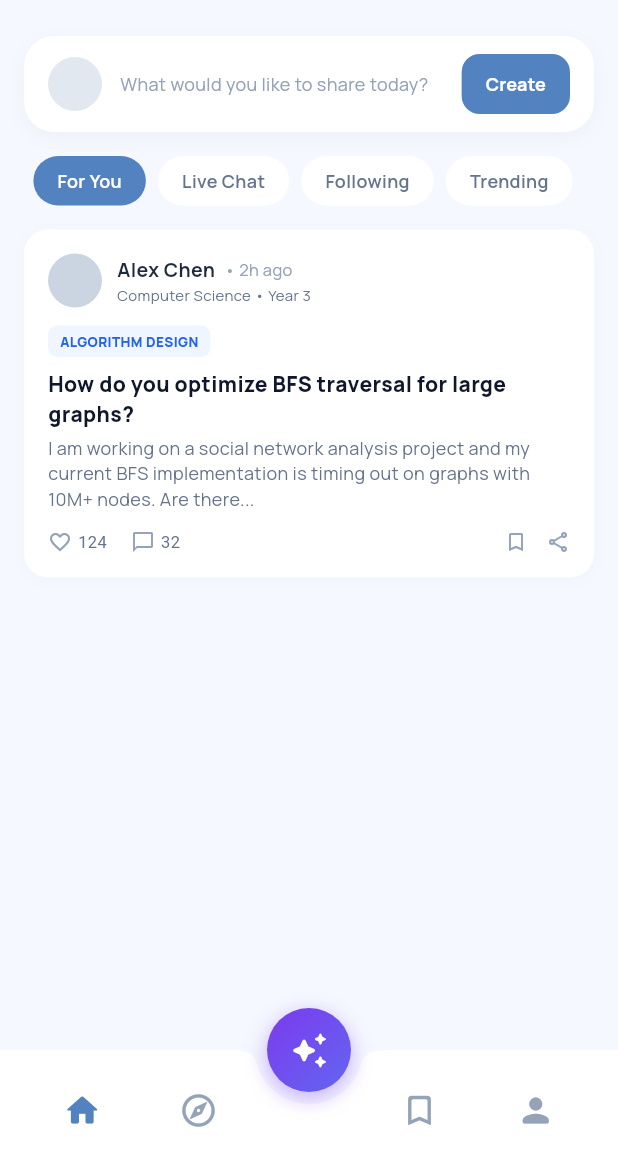
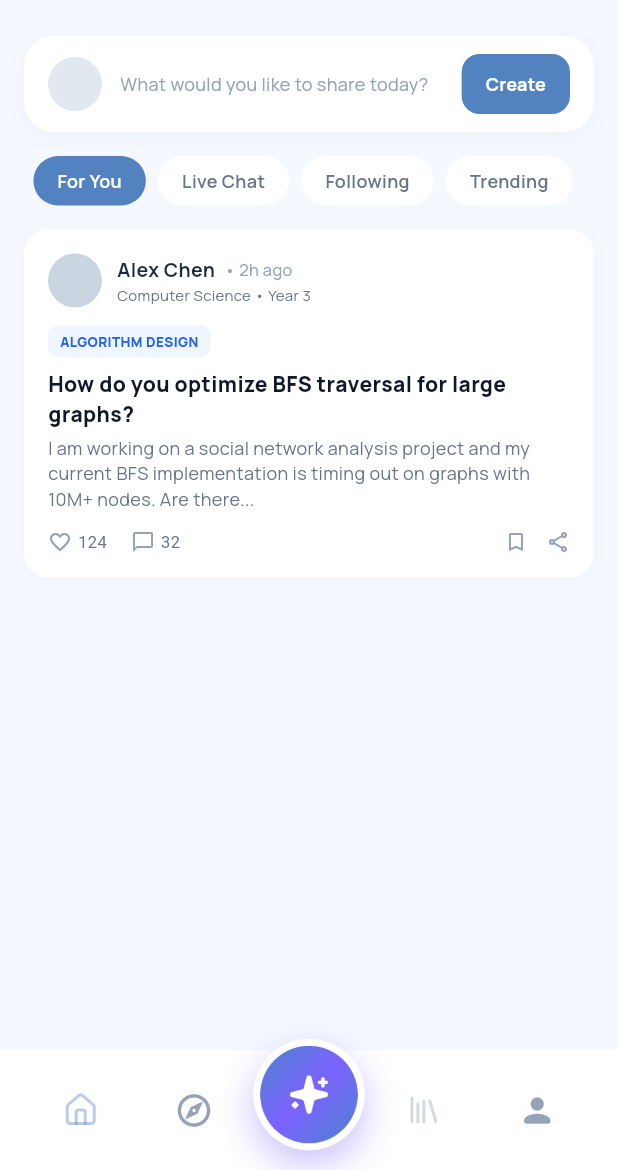
Before and after one commit to revuriii99/bara, a Flutter app: the screen it shows after launch, after a tap on "Skip", after a tap on "Log in with University SSO", on a phone screen of 412 x 824 dp, the part 66-1236 px from its top. Run offline on Flutter 3.47's test engine with Material 3 defaults, Android fonts, the phone set to English and light mode, and no system bars; our stand-ins replace flutter_svg, google_fonts.

Commit message:
main screen 90 percent

```diff
--- a/lib/features/auth/screens/home/home_screen.dart
+++ b/lib/features/auth/screens/home/home_screen.dart
@@ -54,7 +54,7 @@ class HomeScreen extends StatelessWidget {
                 borderRadius: BorderRadius.circular(20),
                 boxShadow: [
                   BoxShadow(
-                    color: Colors.black.withOpacity(0.03),
+                    color: Colors.black.withValues(alpha: 0.03),
                     blurRadius: 10,
                     offset: const Offset(0, 4),
                   ),
@@ -167,7 +167,7 @@ class HomeScreen extends StatelessWidget {
         borderRadius: BorderRadius.circular(16),
         boxShadow: [
           BoxShadow(
-            color: Colors.black.withOpacity(0.02),
+            color: Colors.black.withValues(alpha: 0.02),
             blurRadius: 8,
             offset: const Offset(0, 2),
           ),
--- a/lib/features/auth/screens/home/main_screen.dart
+++ b/lib/features/auth/screens/home/main_screen.dart
@@ -1,4 +1,5 @@
 import 'package:flutter/material.dart';
+import 'package:flutter_svg/flutter_svg.dart';
 import 'home_screen.dart';
 import '../profile/profile_screen.dart';
 import '../discussion/add_discussion_screen.dart';
@@ -41,34 +42,11 @@ class _MainScreenState extends State<MainScreen> {
         children: _screens,
       ),
 
-      floatingActionButtonLocation: FloatingActionButtonLocation.centerDocked,
-      floatingActionButton: Container(
-        height: 56,
-        width: 56,
-        decoration: BoxDecoration(
-          shape: BoxShape.circle,
-          gradient: const LinearGradient(
-            colors: [Color(0xFF7C3AED), Color(0xFF6366F1)],
-            begin: Alignment.topLeft,
-            end: Alignment.bottomRight,
-          ),
-          boxShadow: [
-            BoxShadow(
-              color: const Color(0xFF7C3AED).withOpacity(0.4),
-              blurRadius: 12,
-              offset: const Offset(0, 4),
-            ),
-          ],
-        ),
-        child: FloatingActionButton(
-          onPressed: _openAddDiscussionModal,
-          elevation: 0,
-          backgroundColor: Colors.transparent,
-          child: const Icon(Icons.auto_awesome_rounded, color: Colors.white, size: 26),
-        ),
-      ),
-
-      bottomNavigationBar: BottomAppBar(
+      bottomNavigationBar: Stack(
+        alignment: Alignment.topCenter,
+        clipBehavior: Clip.none,
+        children: [
+          BottomAppBar(
             shape: const CircularNotchedRectangle(),
             notchMargin: 8,
             elevation: 10,
@@ -79,30 +57,65 @@ class _MainScreenState extends State<MainScreen> {
                 mainAxisAlignment: MainAxisAlignment.spaceAround,
                 children: [
                   IconButton(
-                icon: Icon(Icons.home_rounded,
-                    color: _currentIndex == 0 ? activeBlue : inactiveGrey, size: 26),
                     onPressed: () => setState(() => _currentIndex = 0),
+                    icon: SvgPicture.asset(
+                      'assets/images/home.svg',
+                      width: 24,
+                      height: 24,
+                      colorFilter: ColorFilter.mode(
+                        _currentIndex == 0 ? activeBlue : inactiveGrey,
+                        BlendMode.srcIn,
+                      ),
+                    ),
                   ),
                   IconButton(
-                icon: Icon(Icons.explore_outlined,
-                    color: _currentIndex == 1 ? activeBlue : inactiveGrey, size: 26),
                     onPressed: () => setState(() => _currentIndex = 1),
+                    icon: Icon(
+                      Icons.explore_outlined,
+                      size: 26,
+                      color: _currentIndex == 1 ? activeBlue : inactiveGrey,
                     ),
-              const SizedBox(width: 40),
+                  ),
+                  const SizedBox(width: 50),
                   IconButton(
-                icon: Icon(Icons.bookmark_border_rounded,
-                    color: _currentIndex == 2 ? activeBlue : inactiveGrey, size: 26),
                     onPressed: () => setState(() => _currentIndex = 2),
+                    icon: SvgPicture.asset(
+                      'assets/images/bookmark.svg',
+                      width: 24,
+                      height: 24,
+                      colorFilter: ColorFilter.mode(
+                        _currentIndex == 2 ? activeBlue : inactiveGrey,
+                        BlendMode.srcIn,
+                      ),
+                    ),
                   ),
                   IconButton(
-                icon: Icon(Icons.person_rounded,
-                    color: _currentIndex == 3 ? activeBlue : inactiveGrey, size: 26),
                     onPressed: () => setState(() => _currentIndex = 3),
+                    icon: Icon(
+                      Icons.person_rounded,
+                      size: 26,
+                      color: _currentIndex == 3 ? activeBlue : inactiveGrey,
+                    ),
                   ),
                 ],
               ),
             ),
           ),
+
+          Positioned(
+            top: -26,
+            child: GestureDetector(
+              onTap: _openAddDiscussionModal,
+              child: Image.asset(
+                'assets/images/ai_button.png',
+                width: 130,
+                height: 130,
+                fit: BoxFit.contain,
+              ),
+            ),
+          ),
+        ],
+      ),
     );
   }
 }
--- a/lib/features/auth/screens/login/login_screen.dart
+++ b/lib/features/auth/screens/login/login_screen.dart
@@ -296,7 +296,7 @@ class _LoginScreenState extends State<LoginScreen> {
                   'assets/images/bara_naik_pesawat.png',
                   width: 340,
                   fit: BoxFit.contain,
-                  errorBuilder: (_, __, ___) => SvgPicture.asset(
+                  errorBuilder: (_, _, _) => SvgPicture.asset(
                     'assets/images/bara_naik_pesawat.png',
                     width: 340,
                     fit: BoxFit.contain,
--- a/lib/features/auth/screens/profile/profile_screen.dart
+++ b/lib/features/auth/screens/profile/profile_screen.dart
@@ -182,7 +182,7 @@ class _ProfileScreenState extends State<ProfileScreen> {
               Container(
                 padding: const EdgeInsets.all(4),
                 decoration: BoxDecoration(
-                  color: const Color(0xFFE2E8F0).withOpacity(0.5),
+                  color: const Color(0xFFE2E8F0).withValues(alpha: 0.5),
                   borderRadius: BorderRadius.circular(14),
                 ),
                 child: Row(
@@ -231,7 +231,7 @@ class _ProfileScreenState extends State<ProfileScreen> {
           decoration: BoxDecoration(
             color: isActive ? Colors.white : Colors.transparent,
             borderRadius: BorderRadius.circular(10),
-            boxShadow: isActive ? [BoxShadow(color: Colors.black.withOpacity(0.04), blurRadius: 4, offset: const Offset(0, 2))] : [],
+            boxShadow: isActive ? [BoxShadow(color: Colors.black.withValues(alpha: 0.04), blurRadius: 4, offset: const Offset(0, 2))] : [],
           ),
           child: Text(
             title,
@@ -259,7 +259,7 @@ class _ProfileScreenState extends State<ProfileScreen> {
       decoration: BoxDecoration(
         color: Colors.white,
         borderRadius: BorderRadius.circular(16),
-        boxShadow: [BoxShadow(color: Colors.black.withOpacity(0.02), blurRadius: 8, offset: const Offset(0, 2))],
+        boxShadow: [BoxShadow(color: Colors.black.withValues(alpha: 0.02), blurRadius: 8, offset: const Offset(0, 2))],
       ),
       child: Column(
         crossAxisAlignment: CrossAxisAlignment.start,
--- a/lib/features/auth/screens/splash_screen/widgets/circle_reveal_clipper.dart
+++ b/lib/features/auth/screens/splash_screen/widgets/circle_reveal_clipper.dart
@@ -2,7 +2,7 @@ import 'package:flutter/material.dart';
 
 class CircleRevealClipper extends CustomClipper<Path> {
   final Offset center;
-  final double progress; // 0 - 1
+  final double progress;
   final double maxRadius;
 
   CircleRevealClipper({
--- a/pubspec.yaml
+++ b/pubspec.yaml
@@ -73,6 +73,10 @@ flutter:
     - assets/images/centang.svg
     - assets/images/tameng.svg
     - assets/images/bara_naik_pesawat.png
+    - assets/images/home.svg
+    - assets/images/ai_button.png
+    - assets/images/bookmark.svg
+    - assets/images/buku.svg
 
   # An image asset can refer to one or more resolution-specific "variants", see
   # https://flutter.dev/to/resolution-aware-images
```
Also changed, not shown: assets/images/ai_button.png (added), assets/images/bookmark.svg (renamed from assets/images/Button (1).svg). Lines whose indentation alone changed are shown as unchanged.
